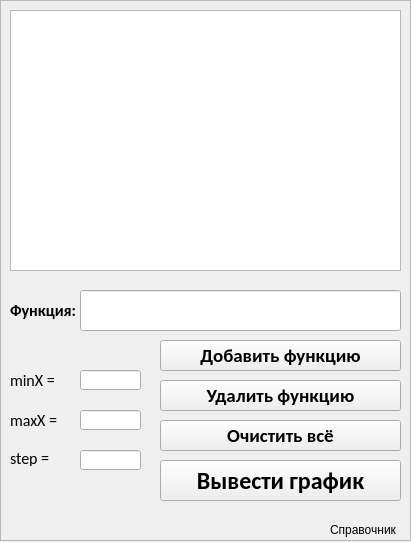
Before: the Qt Designer form Utilz/Windows/MainWindow.ui in zazemlil/funcGraphic, drawn with Qt 5.
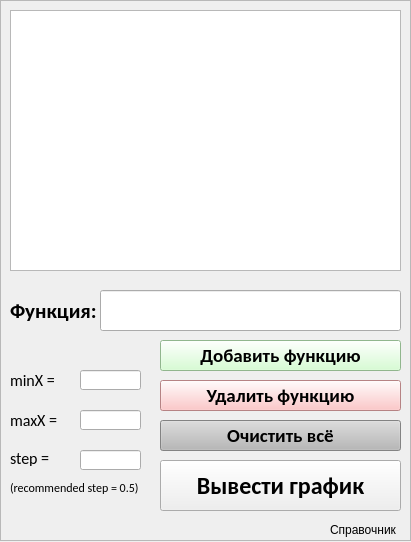
After: the same form once the commit is applied.

```diff
--- a/Utilz/Windows/MainWindow.ui
+++ b/Utilz/Windows/MainWindow.ui
@@ -71,6 +71,9 @@
        <bold>true</bold>
       </font>
      </property>
+     <property name="styleSheet">
+      <string notr="true">background-color: rgb(203, 255, 199);</string>
+     </property>
      <property name="text">
       <string>Добавить функцию</string>
      </property>
@@ -92,6 +95,9 @@
        <bold>true</bold>
       </font>
      </property>
+     <property name="styleSheet">
+      <string notr="true">background-color: rgb(255, 184, 185);</string>
+     </property>
      <property name="text">
       <string>Удалить функцию</string>
      </property>
@@ -99,9 +105,9 @@
     <widget class="QLineEdit" name="lineEdit">
      <property name="geometry">
       <rect>
-       <x>80</x>
+       <x>100</x>
        <y>290</y>
-       <width>321</width>
+       <width>301</width>
        <height>41</height>
       </rect>
      </property>
@@ -120,14 +126,14 @@
       <rect>
        <x>10</x>
        <y>290</y>
-       <width>81</width>
+       <width>91</width>
        <height>41</height>
       </rect>
      </property>
      <property name="font">
       <font>
        <family>Calibri</family>
-       <pointsize>12</pointsize>
+       <pointsize>16</pointsize>
        <weight>75</weight>
        <bold>true</bold>
       </font>
@@ -142,7 +148,7 @@
        <x>160</x>
        <y>460</y>
        <width>241</width>
-       <height>41</height>
+       <height>51</height>
       </rect>
      </property>
      <property name="font">
@@ -174,6 +180,9 @@
        <bold>true</bold>
       </font>
      </property>
+     <property name="styleSheet">
+      <string notr="true">background-color: rgb(184, 184, 184);</string>
+     </property>
      <property name="text">
       <string>Очистить всё</string>
      </property>
@@ -296,6 +305,25 @@
       </font>
      </property>
     </widget>
+    <widget class="QLabel" name="label_recommend">
+     <property name="geometry">
+      <rect>
+       <x>10</x>
+       <y>480</y>
+       <width>141</width>
+       <height>16</height>
+      </rect>
+     </property>
+     <property name="font">
+      <font>
+       <family>Calibri</family>
+       <pointsize>9</pointsize>
+      </font>
+     </property>
+     <property name="text">
+      <string>(recommended step = 0.5)</string>
+     </property>
+    </widget>
    </widget>
   </widget>
  </widget>
```
